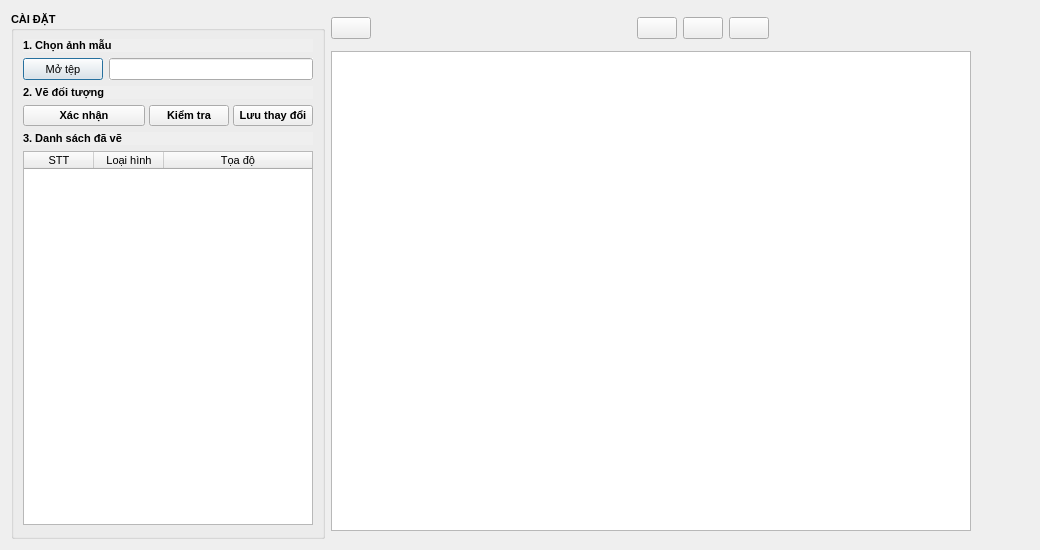
Before: the Qt Designer form GUI/Setup.ui in longlinh123456/AI-Customer-Density-Analysis, drawn with Qt 5.
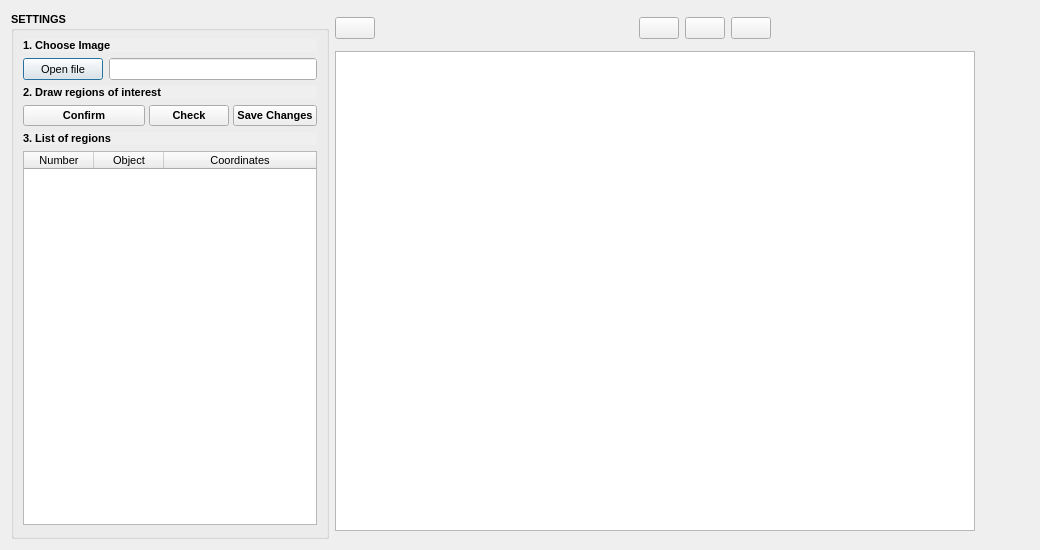
After: the same form once the commit is applied. Icons and pictures are not drawn. Custom widgets are drawn as their Qt base class.

```diff
--- a/GUI/Setup.ui
+++ b/GUI/Setup.ui
@@ -67,7 +67,7 @@
         <bool>false</bool>
        </property>
        <property name="title">
-        <string>CÀI ĐẶT</string>
+        <string>SETTINGS</string>
        </property>
        <property name="alignment">
         <set>Qt::AlignLeading|Qt::AlignLeft|Qt::AlignVCenter</set>
@@ -93,7 +93,7 @@
            <bool>true</bool>
           </property>
           <property name="text">
-           <string>1. Chọn ảnh mẫu</string>
+           <string>1. Choose Image</string>
           </property>
          </widget>
         </item>
@@ -121,7 +121,7 @@
                <bool>true</bool>
               </property>
               <property name="text">
-               <string>Mở tệp</string>
+               <string>Open file</string>
               </property>
              </widget>
             </item>
@@ -173,7 +173,7 @@
            <bool>true</bool>
           </property>
           <property name="text">
-           <string>2. Vẽ đối tượng</string>
+           <string>2. Draw regions of interest</string>
           </property>
          </widget>
         </item>
@@ -196,7 +196,7 @@
              <bool>true</bool>
             </property>
             <property name="text">
-             <string>Xác nhận</string>
+             <string>Confirm</string>
             </property>
            </widget>
           </item>
@@ -223,7 +223,7 @@
              <bool>true</bool>
             </property>
             <property name="text">
-             <string>Kiểm tra</string>
+             <string>Check</string>
             </property>
            </widget>
           </item>
@@ -247,7 +247,7 @@
              <bool>true</bool>
             </property>
             <property name="text">
-             <string>Lưu thay đổi</string>
+             <string>Save Changes</string>
             </property>
            </widget>
           </item>
@@ -273,7 +273,7 @@
            <bool>true</bool>
           </property>
           <property name="text">
-           <string>3. Danh sách đã vẽ</string>
+           <string>3. List of regions</string>
           </property>
          </widget>
         </item>
@@ -334,17 +334,17 @@
           </attribute>
           <column>
            <property name="text">
-            <string>STT</string>
+            <string>Number</string>
            </property>
           </column>
           <column>
            <property name="text">
-            <string>Loại hình</string>
+            <string>Object</string>
            </property>
           </column>
           <column>
            <property name="text">
-            <string>Tọa độ</string>
+            <string>Coordinates</string>
            </property>
           </column>
          </widget>
```
